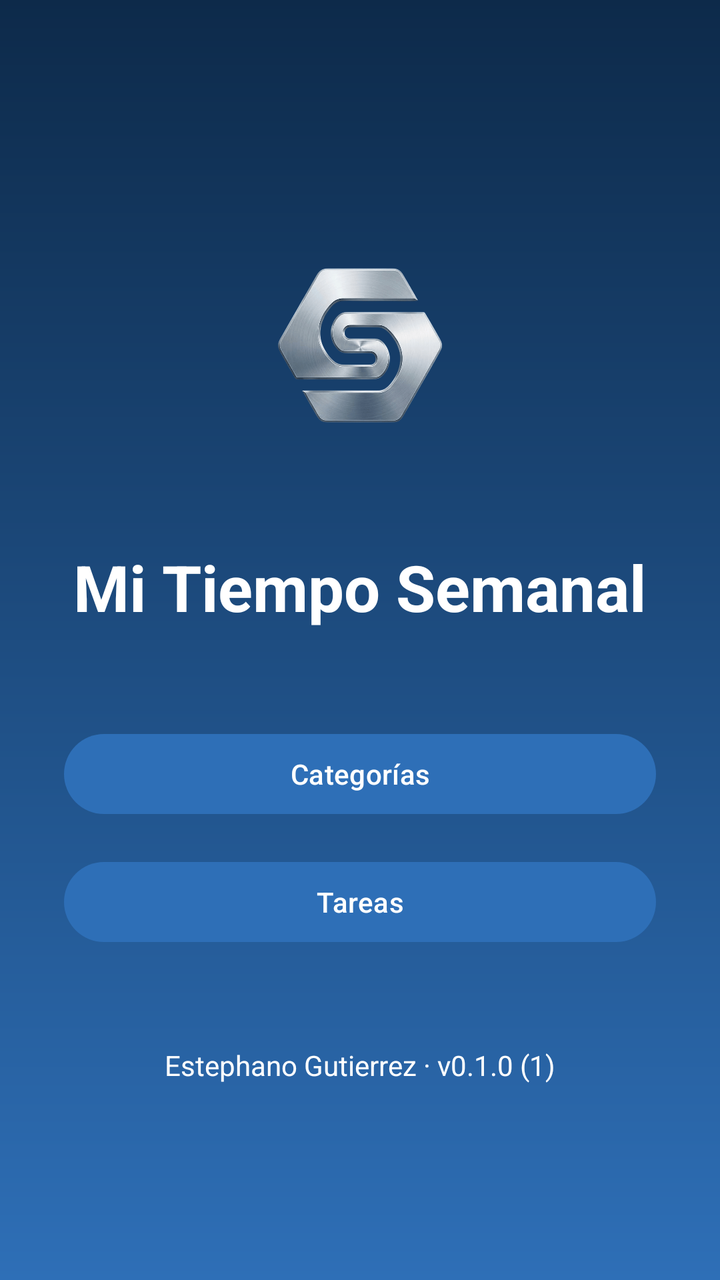
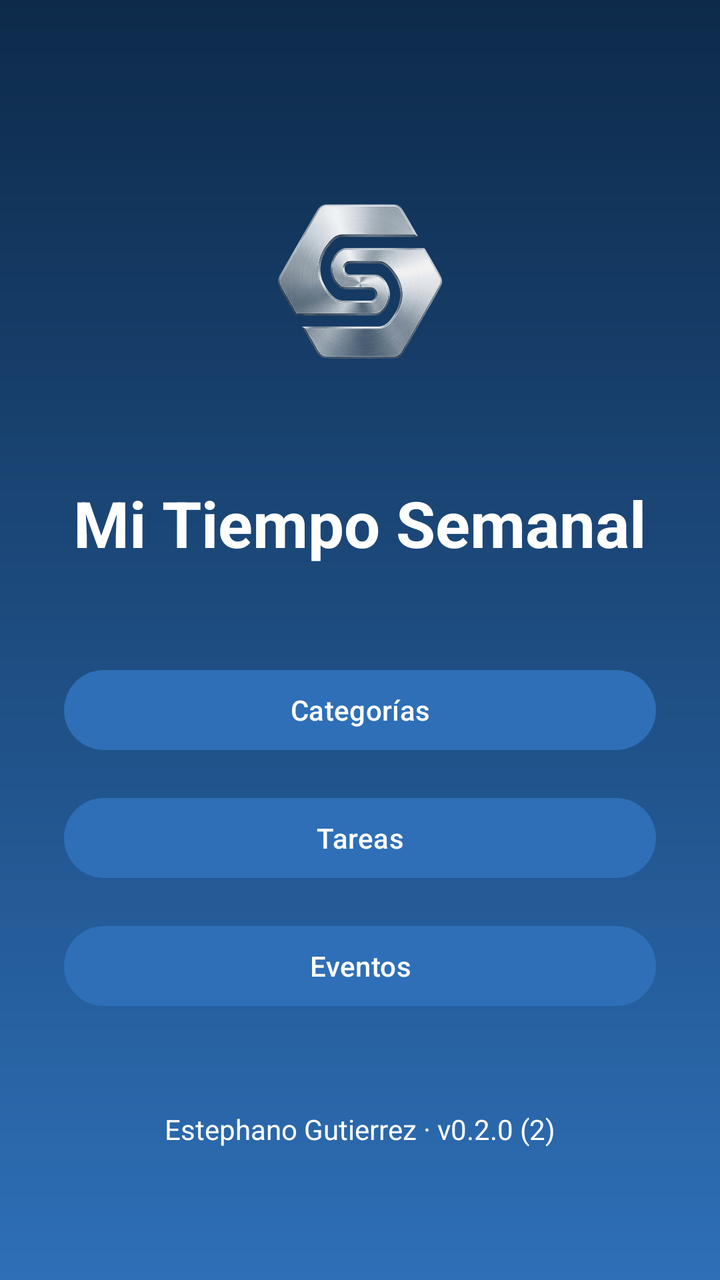

Before-and-after screenshots of an Android layout around one commit, followed by the original layout XML and the change that was made.
<!-- AndroidManifest.xml: application theme Theme.MiTiempoSemanal -->
<!-- res/layout/activity_main.xml -->
<?xml version="1.0" encoding="utf-8"?>
<LinearLayout xmlns:android="http://schemas.android.com/apk/res/android"
    android:layout_width="match_parent"
    android:layout_height="match_parent"
    android:orientation="vertical"
    android:gravity="center"
    android:background="@drawable/fondo_azul"
    android:padding="32dp">

    <ImageView
        android:layout_width="150dp"
        android:layout_height="150dp"
        android:src="@drawable/logo"
        android:layout_marginBottom="24dp"/>

    <TextView
        android:layout_width="wrap_content"
        android:layout_height="wrap_content"
        android:text="Mi Tiempo Semanal"
        android:textColor="@color/blanco"
        android:textSize="32sp"
        android:textStyle="bold"
        android:layout_marginBottom="48dp"/>

    <Button
        android:id="@+id/btnCategorias"
        android:layout_width="match_parent"
        android:layout_height="wrap_content"
        android:text="Categorías"
        android:layout_marginBottom="16dp"/>

    <Button
        android:id="@+id/btnTareas"
        android:layout_width="match_parent"
        android:layout_height="wrap_content"
        android:text="Tareas"/>

    <TextView
        android:layout_width="wrap_content"
        android:layout_height="wrap_content"
        android:text="Estephano Gutierrez · v0.1.0 (1)"
        android:textColor="@color/blanco"
        android:textSize="14sp"
        android:layout_marginTop="48dp"/>

</LinearLayout>
<!-- resources referenced by this layout -->
<resources>
  <color name="blanco">#FFFFFF</color>
  <!-- drawable fondo_azul (drawable) -->
  <?xml version="1.0" encoding="utf-8"?>
  <shape xmlns:android="http://schemas.android.com/apk/res/android">
      <gradient
          android:angle="270"
          android:startColor="@color/azul_oscuro"
          android:endColor="@color/azul_claro"
          android:type="linear"/>
  </shape>
  <!-- drawable logo: png bitmap (drawable, 314823 bytes) -->
  <style name="Theme.MiTiempoSemanal" parent="Base.Theme.MiTiempoSemanal" />
  <color name="azul_oscuro">#0D2A4A</color>
  <color name="azul_claro">#2E6FB7</color>
  <style name="Base.Theme.MiTiempoSemanal" parent="Theme.Material3.DayNight.NoActionBar">
          <item name="colorPrimary">@color/azul_boton</item>
          <item name="colorOnPrimary">@color/blanco</item>
      </style>
  <color name="azul_boton">#2E6FB7</color>
</resources>

<!-- the commit's change to res/layout/activity_main.xml (unified diff, before → after) -->
@@ -33,12 +33,19 @@
         android:id="@+id/btnTareas"
         android:layout_width="match_parent"
         android:layout_height="wrap_content"
-        android:text="Tareas"/>
+        android:text="Tareas"
+        android:layout_marginBottom="16dp"/>
+
+    <Button
+        android:id="@+id/btnEventos"
+        android:layout_width="match_parent"
+        android:layout_height="wrap_content"
+        android:text="Eventos"/>
 
     <TextView
         android:layout_width="wrap_content"
         android:layout_height="wrap_content"
-        android:text="Estephano Gutierrez · v0.1.0 (1)"
+        android:text="Estephano Gutierrez · v0.2.0 (2)"
         android:textColor="@color/blanco"
         android:textSize="14sp"
         android:layout_marginTop="48dp"/>
